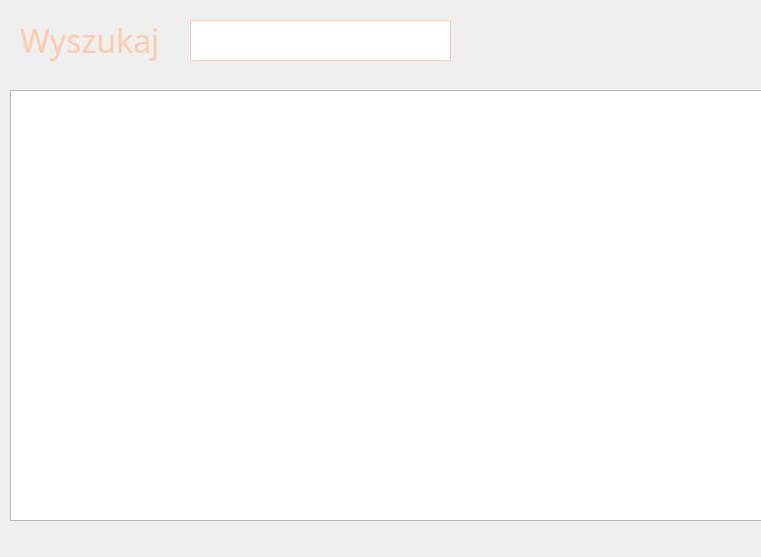
Old version of the form aplikacjahotel/guests.ui in the repository aleksandrawitek/Projekt-cpp.
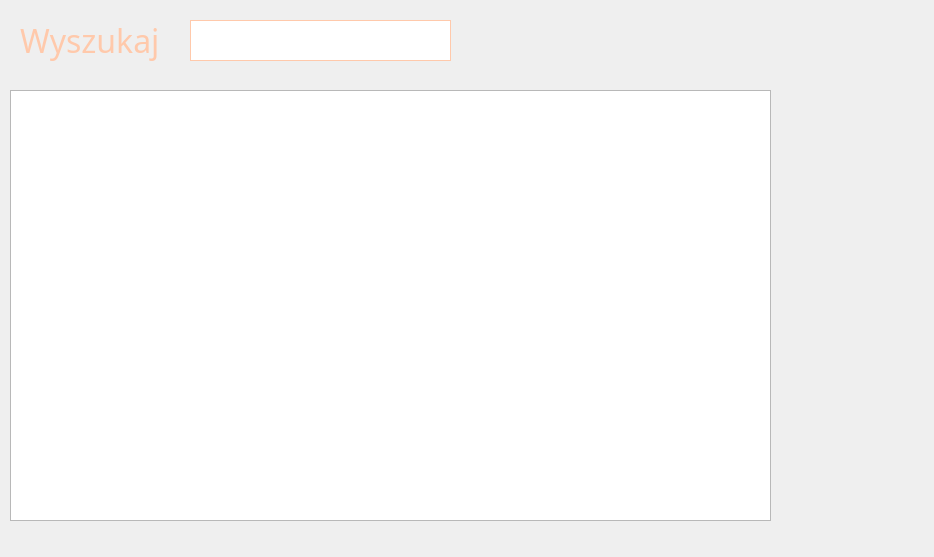
New version of the form.

Patch:
```diff
--- a/aplikacjahotel/guests.ui
+++ b/aplikacjahotel/guests.ui
@@ -6,7 +6,7 @@
    <rect>
     <x>0</x>
     <y>0</y>
-    <width>761</width>
+    <width>934</width>
     <height>557</height>
    </rect>
   </property>
```
